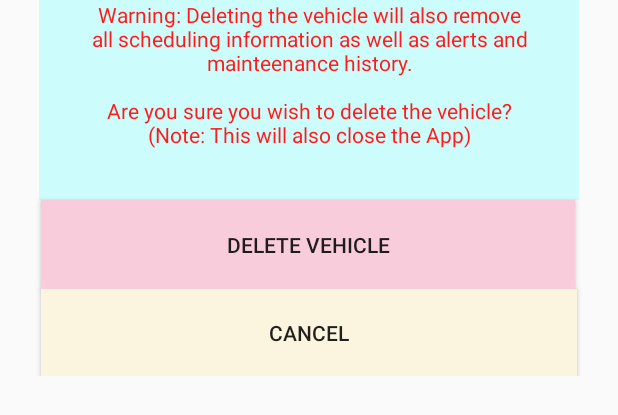
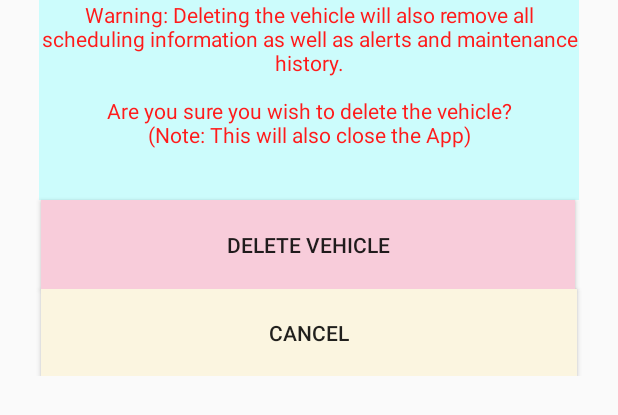
Before and after one commit to jlmcm/MaintenanceTracker, an Android app: the layout delete_car_dialog.xml on its own in the app's theme, with its tools: preview values and no code run, on a phone screen of 412 x 824 dp. Shown: the top 415 px of the screen. Run offline under Robolectric (Android 15) with nearby library versions, the phone set to English and light mode, and no system bars.

Commit message:
spelling fix

```diff
--- a/app/src/main/java/com/autoauto/maintenancetracker/MaintenanceActivity.java
+++ b/app/src/main/java/com/autoauto/maintenancetracker/MaintenanceActivity.java
@@ -64,7 +64,7 @@ public class MaintenanceActivity extends AutoAutoActivity {
         for (Task t : scheduler.getUpcomingTasks()) {
             if(!t.isActive()) {
                 int miles = vehicle.getMiles() - t.getCreatedMiles();
-                upcomingTasks += t.getName() + "  " + miles + " miles ago\n";
+                upcomingTasks += t.getName() + " " + miles + " miles ago\n";
             }
         }
         for (Task t : scheduler.getUpcomingTasks()) {
--- a/app/src/main/res/layout/delete_car_dialog.xml
+++ b/app/src/main/res/layout/delete_car_dialog.xml
@@ -21,7 +21,7 @@
         android:layout_width="360dp"
         android:layout_height="133dp"
         android:background="#CCFCFC"
-        android:text="Warning: Deleting the vehicle will also remove all scheduling information as well as alerts and mainteenance history.\n\nAre you sure you wish to delete the vehicle?\n(Note: This will also close the App)"
+        android:text="Warning: Deleting the vehicle will also remove all scheduling information as well as alerts and maintenance history.\n\nAre you sure you wish to delete the vehicle?\n(Note: This will also close the App)"
         android:textAlignment="center"
         android:textColor="#FF1B1B"
         app:layout_constraintEnd_toEndOf="parent"
```
